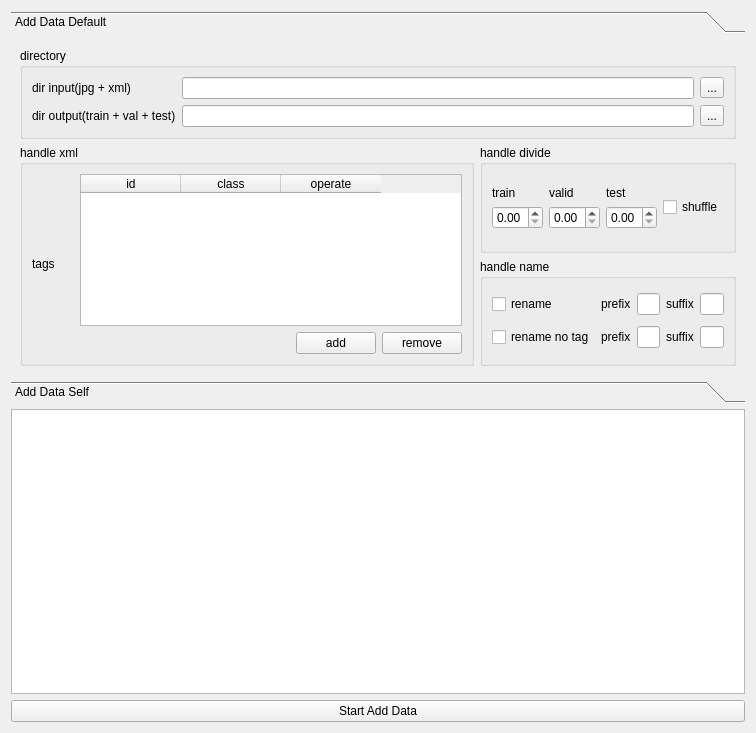
Before: the Qt Designer form src/WidgetAddData/widgetadddata.ui in MRsoymilk/MyYolo, drawn with Qt 5.
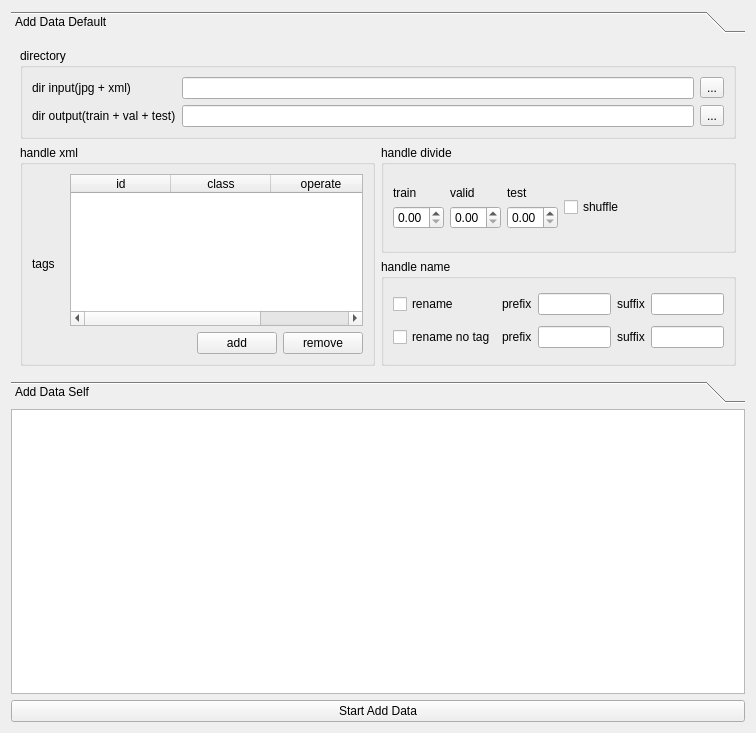
After: the same form once the commit is applied.

The edit to the form file:
```diff
--- a/src/WidgetAddData/widgetadddata.ui
+++ b/src/WidgetAddData/widgetadddata.ui
@@ -25,13 +25,13 @@
         <x>0</x>
         <y>0</y>
         <width>738</width>
-        <height>360</height>
+        <height>336</height>
        </rect>
       </property>
       <attribute name="label">
        <string>Add Data Default</string>
       </attribute>
-      <layout class="QGridLayout" name="gridLayout_8" columnstretch="2,1">
+      <layout class="QGridLayout" name="gridLayout_8" columnstretch="1,1">
        <item row="0" column="0" colspan="2">
         <widget class="QGroupBox" name="groupBoxDirectory">
          <property name="title">
```
Left out of the diff: 2 changed lines with no effect on the pictures.
